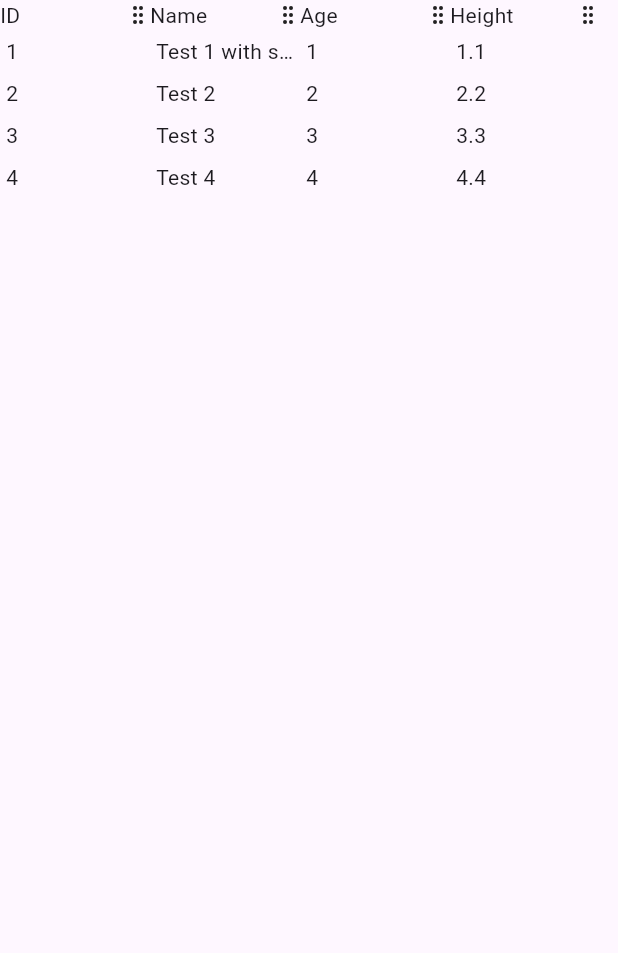
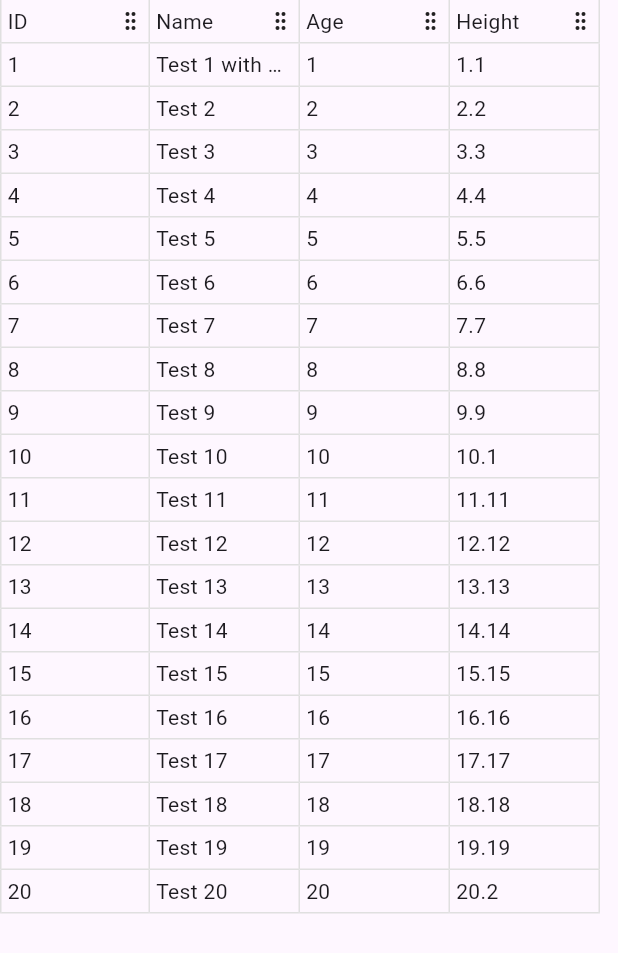
Before and after one commit to zooper-lib/zooper_table, a Flutter app: the screen it shows after launch, on a phone screen of 412 x 824 dp. Shown: the top 953 px of the screen. Run offline on Flutter 3.47's test engine with Material 3 defaults, Android fonts, the phone set to English and light mode, and no system bars; our stand-ins replace flutter_riverpod, lucide_icons.

Commit message:
Added more settable properties

```diff
--- a/zooper_table/lib/src/configurations/cell_configuration.dart
+++ b/zooper_table/lib/src/configurations/cell_configuration.dart
@@ -1,14 +1,42 @@
-import 'package:flutter/widgets.dart';
+import 'package:flutter/material.dart';
 
 class CellConfiguration {
-  final String Function(dynamic data, String identifier) cellValue;
+  /// A function that returns the cell value as a string.
+  ///
+  /// This function is called with two arguments:
+  /// - [data]: The data associated with the cell.
+  /// - [identifier]: A string that identifies the column.
+  ///
+  /// If this function is not provided, a default function is used.
+  final String Function(dynamic data, String identifier) cellValueBuilder;
+
+  /// A function that returns the padding for a cell.
+  ///
+  /// This function is called with three arguments:
+  /// - [data]: The data associated with the cell.
+  /// - [identifier]: A string that identifies the column.
+  /// - [index]: The index of the cell in its row.
+  ///
+  /// If this function is not provided, a default function is used.
   final EdgeInsets Function(dynamic data, String identifier, int index) paddingBuilder;
 
+  /// A function that returns the border for a cell.
+  ///
+  /// This function is called with three arguments:
+  /// - [data]: The data associated with the cell.
+  /// - [identifier]: A string that identifies the column.
+  /// - [index]: The index of the cell in its row.
+  ///
+  /// If this function is not provided, a default function is used.
+  final Border Function(dynamic data, String identifier, int index) borderBuilder;
+
   CellConfiguration({
-    String Function(dynamic data, String identifier)? cellValue,
+    String Function(dynamic data, String identifier)? cellValueBuilder,
     EdgeInsets Function(dynamic data, String identifier, int index)? paddingBuilder,
-  })  : cellValue = cellValue ?? _defaultCellValue,
-        paddingBuilder = paddingBuilder ?? _defaultPaddingBuilder;
+    Border Function(dynamic data, String identifier, int index)? borderBuilder,
+  })  : cellValueBuilder = cellValueBuilder ?? _defaultCellValue,
+        paddingBuilder = paddingBuilder ?? _defaultPaddingBuilder,
+        borderBuilder = borderBuilder ?? _defaultBorderBuilder;
 
   static String _defaultCellValue(dynamic data, String identifier) {
     return data.toString();
@@ -17,4 +45,23 @@ class CellConfiguration {
   static EdgeInsets _defaultPaddingBuilder(dynamic data, String identifier, int index) {
     return const EdgeInsets.all(4);
   }
+
+  static Border _defaultBorderBuilder(dynamic data, String identifier, int index) {
+    return Border(
+      left: index != 0
+          ? BorderSide.none
+          : BorderSide(
+              color: Colors.grey.shade300,
+              width: 1,
+            ),
+      right: BorderSide(
+        color: Colors.grey.shade300,
+        width: 1,
+      ),
+      bottom: BorderSide(
+        color: Colors.grey.shade300,
+        width: 1,
+      ),
+    );
+  }
 }
--- a/zooper_table/lib/src/configurations/column_configuration.dart
+++ b/zooper_table/lib/src/configurations/column_configuration.dart
@@ -1,18 +1,58 @@
+import 'package:flutter/material.dart';
+
 class ColumnConfiguration {
+  /// Callback to get the minimum width of the column.
+  ///
+  /// This function is called with one argument:
+  /// - [identifier]: A string that identifies the column.
+  ///
+  /// If this function is not provided, a default function is used.
   final double Function(String identifier) minWidthBuilder;
 
+  /// Callback to get the maximum width of the column.
+  ///
+  /// This function is called with one argument:
+  /// - [identifier]: A string that identifies the column.
+  ///
+  /// If this function is not provided, a default function is used.
   final double Function(String identifier) maxWidthBuilder;
 
-  /// Callback if the column can be sorted.
+  /// Callback to get whether the column can be sorted.
+  ///
+  /// This function is called with one argument:
+  /// - [identifier]: A string that identifies the column.
+  ///
+  /// If this function is not provided, a default function is used.
   final bool Function(String identifier) canSortBuilder;
+
+  /// Callback to get the padding for a cell.
+  ///
+  /// This function is called with one argument:
+  /// - [identifier]: A string that identifies the column.
+  ///
+  /// If this function is not provided, a default function is used.
+  final EdgeInsets Function(String identifier) paddingBuilder;
+
+  /// A function that returns the border.
+  ///
+  /// This function is called with two arguments:
+  /// - [identifier]: A string that identifies the column.
+  /// - [index]: The index of the column.
+  ///
+  /// If this function is not provided, a default function is used.
+  final Border Function(String identifier, int index) borderBuilder;
 
   ColumnConfiguration({
     double Function(String identifier)? minWidthBuilder,
     double Function(String identifier)? maxWidthBuilder,
     bool Function(String identifier)? canSort,
+    EdgeInsets Function(String identifier)? paddingBuilder,
+    Border Function(String identifier, int index)? borderBuilder,
   })  : minWidthBuilder = minWidthBuilder ?? _defaultMinWidthBuilder,
         maxWidthBuilder = maxWidthBuilder ?? _defaultMaxWidthBuilder,
-        canSortBuilder = canSort ?? _defaultCanSortBuilder;
+        canSortBuilder = canSort ?? _defaultCanSortBuilder,
+        paddingBuilder = paddingBuilder ?? _defaultPaddingBuilder,
+        borderBuilder = borderBuilder ?? _defaultBorderBuilder;
 
   // Default minWidth builder
   static double _defaultMinWidthBuilder(String identifier) {
@@ -28,4 +68,27 @@ class ColumnConfiguration {
   static bool _defaultCanSortBuilder(String identifier) {
     return true;
   }
+
+  static EdgeInsets _defaultPaddingBuilder(String identifier) {
+    return const EdgeInsets.all(4);
+  }
+
+  static Border _defaultBorderBuilder(String identifier, int index) {
+    return Border(
+      left: index != 0
+          ? BorderSide.none
+          : BorderSide(
+              color: Colors.grey.shade300,
+              width: 1,
+            ),
+      right: BorderSide(
+        color: Colors.grey.shade300,
+        width: 1,
+      ),
+      bottom: BorderSide(
+        color: Colors.grey.shade300,
+        width: 1,
+      ),
+    );
+  }
 }
--- a/zooper_table/lib/src/views/cells/zooper_cell_view.dart
+++ b/zooper_table/lib/src/views/cells/zooper_cell_view.dart
@@ -26,13 +26,17 @@ class ZooperCellView extends StatelessWidget {
   Widget build(BuildContext context) {
     return Consumer(
       builder: (context, ref, child) {
-        var column = ref.watch(columnStateProvider).firstWhere((element) => element.identifier == identifier);
-        var tableConfigurationNotifier = ref.watch(tableConfigurationProvider);
+        final column = ref.watch(columnStateProvider).firstWhere((element) => element.identifier == identifier);
+        final columnIndex = ref.watch(columnStateProvider).indexWhere((element) => element.identifier == identifier);
+        final tableConfigurationNotifier = ref.watch(tableConfigurationProvider);
 
         return Container(
           width: column.width,
           height: height,
-          padding: tableConfigurationNotifier.cellConfiguration.paddingBuilder(rowData, identifier, 0),
+          padding: tableConfigurationNotifier.cellConfiguration.paddingBuilder(rowData, identifier, columnIndex),
+          decoration: BoxDecoration(
+            border: tableConfigurationNotifier.cellConfiguration.borderBuilder(rowData, identifier, columnIndex),
+          ),
           child: Text(
             cellValue,
             overflow: TextOverflow.ellipsis,
--- a/zooper_table/lib/src/views/columns/zooper_column_view.dart
+++ b/zooper_table/lib/src/views/columns/zooper_column_view.dart
@@ -19,6 +19,7 @@ class ZooperColumnView extends StatelessWidget {
         final columnStateNotifier = ref.watch(columnStateProvider.notifier);
 
         var column = ref.watch(columnStateProvider).firstWhere((element) => element.identifier == identifier);
+        var columnIndex = ref.watch(columnStateProvider).indexWhere((element) => element.identifier == identifier);
 
         final double minWidth = columnConfiguration.minWidthBuilder(identifier);
         final double maxWidth = columnConfiguration.maxWidthBuilder(identifier);
@@ -28,8 +29,12 @@ class ZooperColumnView extends StatelessWidget {
             minWidth: minWidth,
             maxWidth: maxWidth,
           ),
-          child: SizedBox(
+          child: Container(
             width: columnStateNotifier.currentState.firstWhere((element) => element.identifier == identifier).width,
+            padding: columnConfiguration.paddingBuilder(identifier),
+            decoration: BoxDecoration(
+              border: columnConfiguration.borderBuilder(identifier, columnIndex),
+            ),
             child: Row(
               //mainAxisAlignment: MainAxisAlignment.spaceBetween,
               children: [
--- a/zooper_table/lib/src/views/rows/zooper_row_view.dart
+++ b/zooper_table/lib/src/views/rows/zooper_row_view.dart
@@ -42,7 +42,8 @@ class ZooperRowView<T> extends StatelessWidget {
   Widget _buildCell(ZooperColumnModel columnModel) {
     return Consumer(builder: (context, ref, child) {
       final height = ref.watch(tableConfigurationProvider).rowConfiguration.heightBuilder(index);
-      final cellValue = ref.watch(tableConfigurationProvider).cellConfiguration.cellValue(data, columnModel.identifier);
+      final cellValue =
+          ref.watch(tableConfigurationProvider).cellConfiguration.cellValueBuilder(data, columnModel.identifier);
 
       return ZooperCellView(
         rowData: data,
--- a/zooper_table_example/lib/main.dart
+++ b/zooper_table_example/lib/main.dart
@@ -28,7 +28,8 @@ class MyHomePage extends StatelessWidget {
   @override
   Widget build(BuildContext context) {
     return Scaffold(
-      body: Center(
+      body: SingleChildScrollView(
+        scrollDirection: Axis.horizontal,
         child: ZooperTable(
           tableConfiguration: TableConfiguration(
             columnHeaderConfiguration: ColumnConfiguration(
@@ -38,7 +39,7 @@ class MyHomePage extends StatelessWidget {
             ),
             rowConfiguration: RowConfiguration(),
             cellConfiguration: CellConfiguration(
-              cellValue: (data, String identifier) {
+              cellValueBuilder: (data, String identifier) {
                 if (identifier == 'id') return data.id;
                 if (identifier == 'name') return data.name;
                 if (identifier == 'age') return data.age.toString();
@@ -58,6 +59,22 @@ class MyHomePage extends StatelessWidget {
             TestData(id: '2', name: 'Test 2', age: 2, height: 2.2),
             TestData(id: '3', name: 'Test 3', age: 3, height: 3.3),
             TestData(id: '4', name: 'Test 4', age: 4, height: 4.4),
+            TestData(id: '5', name: 'Test 5', age: 5, height: 5.5),
+            TestData(id: '6', name: 'Test 6', age: 6, height: 6.6),
+            TestData(id: '7', name: 'Test 7', age: 7, height: 7.7),
+            TestData(id: '8', name: 'Test 8', age: 8, height: 8.8),
+            TestData(id: '9', name: 'Test 9', age: 9, height: 9.9),
+            TestData(id: '10', name: 'Test 10', age: 10, height: 10.10),
+            TestData(id: '11', name: 'Test 11', age: 11, height: 11.11),
+            TestData(id: '12', name: 'Test 12', age: 12, height: 12.12),
+            TestData(id: '13', name: 'Test 13', age: 13, height: 13.13),
+            TestData(id: '14', name: 'Test 14', age: 14, height: 14.14),
+            TestData(id: '15', name: 'Test 15', age: 15, height: 15.15),
+            TestData(id: '16', name: 'Test 16', age: 16, height: 16.16),
+            TestData(id: '17', name: 'Test 17', age: 17, height: 17.17),
+            TestData(id: '18', name: 'Test 18', age: 18, height: 18.18),
+            TestData(id: '19', name: 'Test 19', age: 19, height: 19.19),
+            TestData(id: '20', name: 'Test 20', age: 20, height: 20.20),
           ],
         ),
       ),
```
